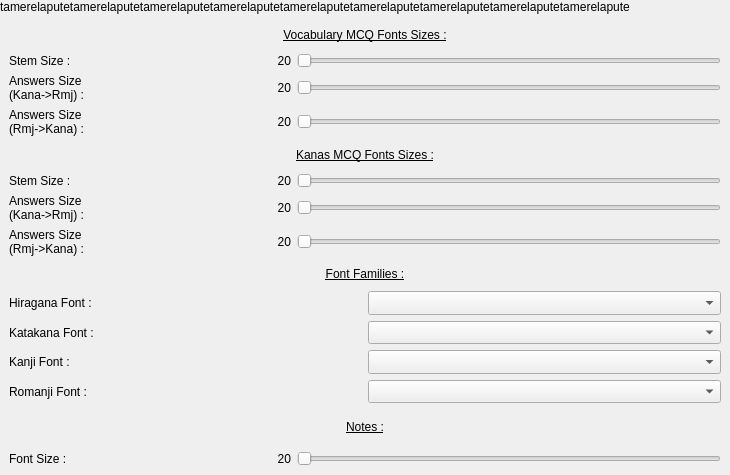
Old version of the form Src/Obenkyobo/Src/Pages/FntSettingsPage.ui in the repository Aryetis/Obenkyobo.
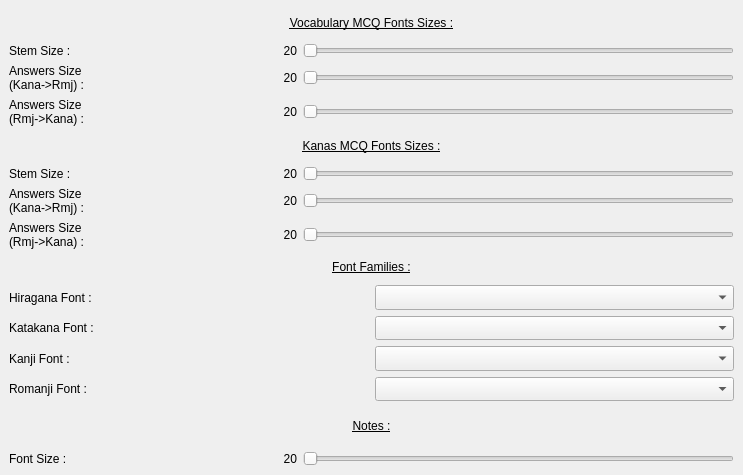
New version of the form.

Commit message: removing debug test, also fnt page is a mess because qt

What changed in the file:
```diff
--- a/Src/Obenkyobo/Src/Pages/FntSettingsPage.ui
+++ b/Src/Obenkyobo/Src/Pages/FntSettingsPage.ui
@@ -6,14 +6,14 @@
    <rect>
     <x>0</x>
     <y>0</y>
-    <width>730</width>
+    <width>743</width>
     <height>475</height>
    </rect>
   </property>
   <property name="windowTitle">
    <string>Form</string>
   </property>
-  <layout class="QVBoxLayout" name="verticalLayout" stretch="0,0">
+  <layout class="QVBoxLayout" name="verticalLayout" stretch="0">
    <property name="spacing">
     <number>0</number>
    </property>
@@ -29,13 +29,6 @@
    <property name="bottomMargin">
     <number>0</number>
    </property>
-   <item>
-    <widget class="QLabel" name="tamerelapute">
-     <property name="text">
-      <string>tamerelaputetamerelaputetamerelaputetamerelaputetamerelaputetamerelaputetamerelaputetamerelaputetamerelapute</string>
-     </property>
-    </widget>
-   </item>
    <item>
     <widget class="QScrollArea" name="ScrollArea">
      <property name="frameShape">
@@ -61,8 +54,8 @@
        <rect>
         <x>0</x>
         <y>0</y>
-        <width>730</width>
-        <height>461</height>
+        <width>729</width>
+        <height>520</height>
        </rect>
       </property>
       <property name="sizePolicy">
```
